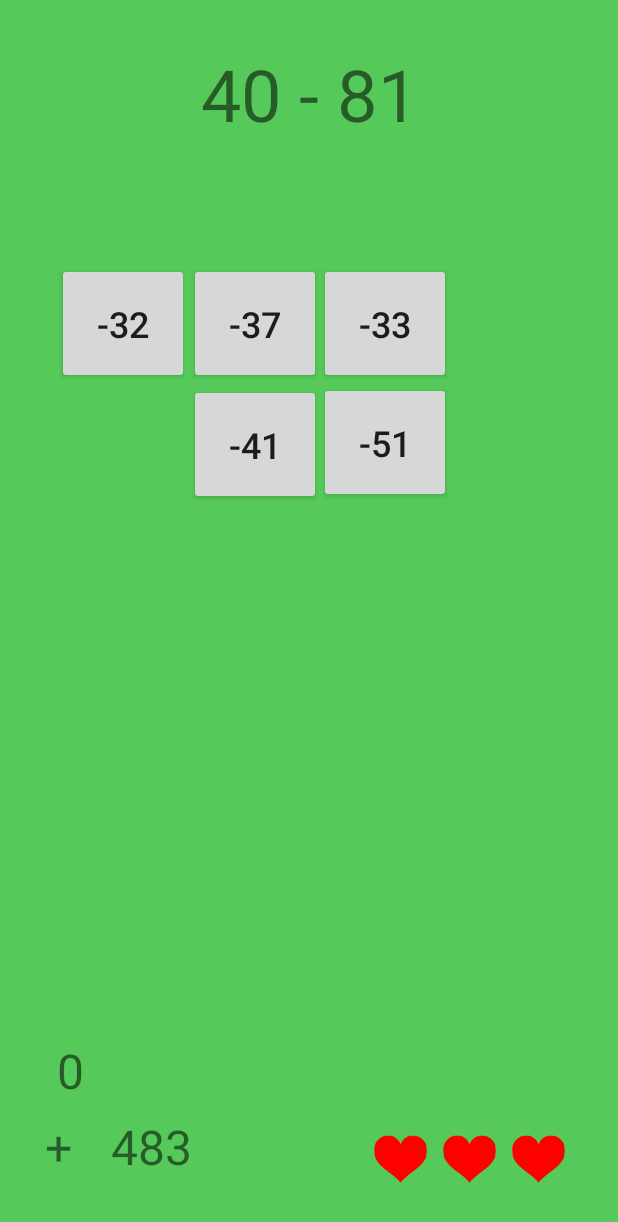
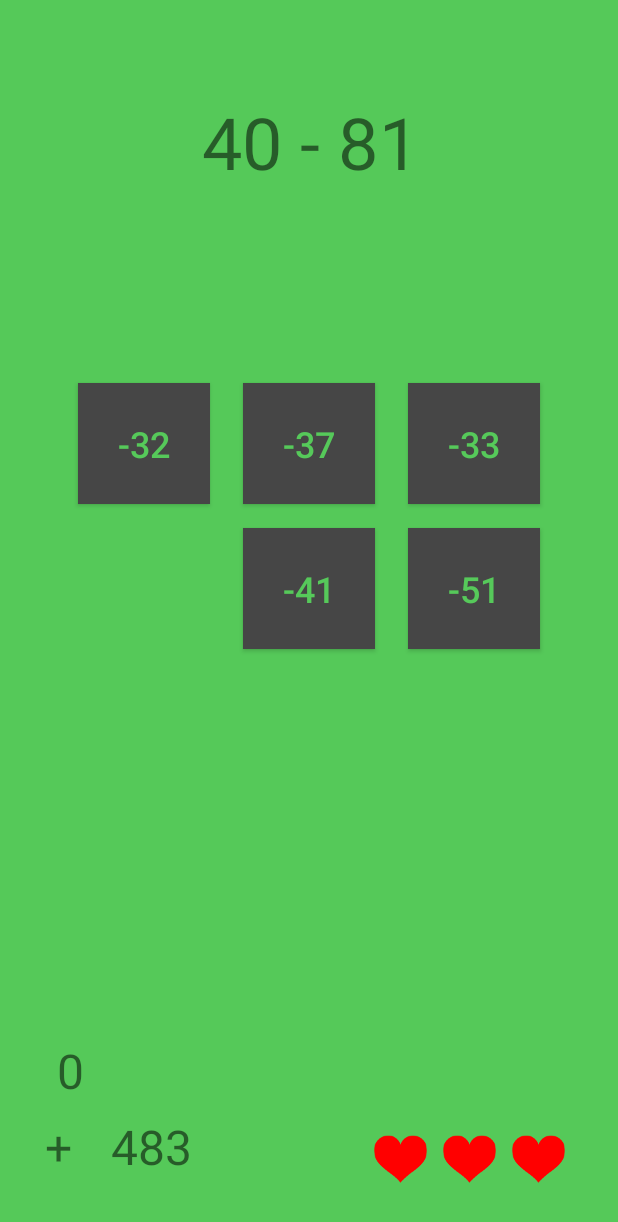
Before and after one commit to JeremyBowyer/MathTap, an Android app: the screen it shows after launch (MainActivity), on a phone screen of 412 x 824 dp. Shown: the top 1222 px of the screen. Run offline under Robolectric (Android 15) with nearby library versions, the phone set to English and light mode, and no system bars; our stand-ins replace ButterKnife.

Commit message:
Cleaned up layout and added custom color ripple effect to buttons.

```diff
--- /dev/null
+++ b/app/src/main/res/drawable-hdpi/ripple.xml
@@ -0,0 +1,14 @@
+<?xml version="1.0" encoding="utf-8"?>
+<ripple xmlns:android="http://schemas.android.com/apk/res/android"
+        xmlns:tools="http://schemas.android.com/tools"
+        android:color="@color/colorLightCharcoal"
+        tools:targetApi="lollipop">
+    <item android:id="@android:id/mask">
+        <shape android:shape="rectangle">
+            <solid android:color="@color/colorCharcoal" />
+        </shape>
+    </item>
+    <item
+        android:id="@android:id/background"
+        android:drawable="@color/colorCharcoal" />
+</ripple>
--- /dev/null
+++ b/app/src/main/res/drawable-mdpi/ripple.xml
@@ -0,0 +1,14 @@
+<?xml version="1.0" encoding="utf-8"?>
+<ripple xmlns:android="http://schemas.android.com/apk/res/android"
+        xmlns:tools="http://schemas.android.com/tools"
+        android:color="@color/colorLightCharcoal"
+        tools:targetApi="lollipop">
+    <item android:id="@android:id/mask">
+        <shape android:shape="rectangle">
+            <solid android:color="@color/colorCharcoal" />
+        </shape>
+    </item>
+    <item
+        android:id="@android:id/background"
+        android:drawable="@color/colorCharcoal" />
+</ripple>
--- /dev/null
+++ b/app/src/main/res/drawable-xhdpi/ripple.xml
@@ -0,0 +1,14 @@
+<?xml version="1.0" encoding="utf-8"?>
+<ripple xmlns:android="http://schemas.android.com/apk/res/android"
+        xmlns:tools="http://schemas.android.com/tools"
+        android:color="@color/colorLightCharcoal"
+        tools:targetApi="lollipop">
+    <item android:id="@android:id/mask">
+        <shape android:shape="rectangle">
+            <solid android:color="@color/colorCharcoal" />
+        </shape>
+    </item>
+    <item
+        android:id="@android:id/background"
+        android:drawable="@color/colorCharcoal" />
+</ripple>
--- /dev/null
+++ b/app/src/main/res/drawable-xxhdpi/ripple.xml
@@ -0,0 +1,14 @@
+<?xml version="1.0" encoding="utf-8"?>
+<ripple xmlns:android="http://schemas.android.com/apk/res/android"
+        xmlns:tools="http://schemas.android.com/tools"
+        android:color="@color/colorLightCharcoal"
+        tools:targetApi="lollipop">
+    <item android:id="@android:id/mask">
+        <shape android:shape="rectangle">
+            <solid android:color="@color/colorCharcoal" />
+        </shape>
+    </item>
+    <item
+        android:id="@android:id/background"
+        android:drawable="@color/colorCharcoal" />
+</ripple>
--- a/app/src/main/res/layout/activity_main.xml
+++ b/app/src/main/res/layout/activity_main.xml
@@ -14,8 +14,9 @@
         android:layout_height="wrap_content"
         android:layout_marginLeft="0dp"
         android:layout_marginRight="0dp"
-        android:layout_marginTop="0dp"
+        android:layout_marginTop="32dp"
         android:textSize="48sp"
+        app:layout_constraintHorizontal_bias="0.505"
         app:layout_constraintLeft_toLeftOf="parent"
         app:layout_constraintRight_toRightOf="parent"
         app:layout_constraintTop_toTopOf="parent"
@@ -28,26 +29,33 @@
         android:id="@+id/answer1"
         android:layout_width="wrap_content"
         android:layout_height="wrap_content"
-        android:layout_marginTop="0dp"
+        android:layout_marginLeft="0dp"
+        android:layout_marginRight="0dp"
+        android:layout_marginTop="32dp"
+        android:background="@drawable/ripple"
         android:padding="24dp"
+        android:textColor="#56c95a"
         android:textSize="24sp"
+        app:layout_constraintLeft_toLeftOf="parent"
+        app:layout_constraintRight_toLeftOf="@+id/answer2"
         app:layout_constraintTop_toBottomOf="@+id/equationView"
         tools:layout_constraintBottom_creator="1"
         tools:layout_constraintLeft_creator="1"
         tools:layout_constraintTop_creator="1"
-        tools:text="999"
-        android:layout_marginLeft="8dp"
-        app:layout_constraintLeft_toLeftOf="parent"/>
+        tools:text="999"/>
 
     <Button
         android:id="@+id/answer2"
         android:layout_width="wrap_content"
         android:layout_height="wrap_content"
         android:layout_marginLeft="0dp"
-        android:layout_marginTop="0dp"
+        android:layout_marginTop="32dp"
+        android:background="@drawable/ripple"
         android:padding="24dp"
+        android:textColor="#56c95a"
         android:textSize="24sp"
         app:layout_constraintLeft_toRightOf="@+id/answer1"
+        app:layout_constraintRight_toLeftOf="@+id/answer3"
         app:layout_constraintTop_toBottomOf="@+id/equationView"
         tools:layout_constraintLeft_creator="1"
         tools:layout_constraintRight_creator="1"
@@ -58,93 +66,108 @@
         android:id="@+id/answer3"
         android:layout_width="wrap_content"
         android:layout_height="wrap_content"
-        android:layout_marginLeft="-1dp"
-        android:layout_marginTop="0dp"
+        android:layout_marginLeft="0dp"
+        android:layout_marginRight="0dp"
+        android:layout_marginTop="32dp"
+        android:background="@drawable/ripple"
         android:padding="24dp"
+        android:textColor="#56c95a"
         android:textSize="24sp"
+        app:layout_constraintHorizontal_bias="0.0"
         app:layout_constraintLeft_toRightOf="@+id/answer2"
+        app:layout_constraintRight_toRightOf="parent"
         app:layout_constraintTop_toBottomOf="@+id/equationView"
         tools:layout_constraintLeft_creator="1"
         tools:layout_constraintRight_creator="1"
         tools:layout_constraintTop_creator="1"
-        tools:text="999"
-        android:layout_marginRight="8dp"
-        app:layout_constraintRight_toRightOf="parent"
-        app:layout_constraintHorizontal_bias="0.0"/>
+        tools:text="999"/>
 
     <Button
         android:id="@+id/answer4"
         android:layout_width="wrap_content"
         android:layout_height="wrap_content"
-        android:layout_marginTop="0dp"
+        android:layout_marginLeft="0dp"
+        android:layout_marginTop="16dp"
+        android:background="@drawable/ripple"
         android:padding="24dp"
+        android:textColor="#56c95a"
         android:textSize="24sp"
+        app:layout_constraintLeft_toLeftOf="parent"
+        app:layout_constraintRight_toLeftOf="@+id/answer5"
         app:layout_constraintTop_toBottomOf="@+id/answer1"
         tools:layout_constraintLeft_creator="1"
         tools:layout_constraintRight_creator="1"
         tools:layout_constraintTop_creator="1"
-        tools:text="999"
-        android:layout_marginLeft="8dp"
-        app:layout_constraintLeft_toLeftOf="parent"/>
+        tools:text="999"/>
 
     <Button
         android:id="@+id/answer5"
         android:layout_width="wrap_content"
         android:layout_height="wrap_content"
         android:layout_marginLeft="0dp"
-        android:layout_marginTop="0dp"
+        android:layout_marginTop="16dp"
+        android:background="@drawable/ripple"
         android:padding="24dp"
+        android:textColor="#56c95a"
         android:textSize="24sp"
         app:layout_constraintLeft_toRightOf="@+id/answer4"
+        app:layout_constraintRight_toLeftOf="@+id/answer6"
         app:layout_constraintTop_toBottomOf="@+id/answer2"
         tools:layout_constraintLeft_creator="1"
         tools:layout_constraintRight_creator="1"
         tools:layout_constraintTop_creator="1"
-        tools:text="999"
-        />
+        tools:text="999"/>
 
     <Button
         android:id="@+id/answer6"
         android:layout_width="wrap_content"
         android:layout_height="wrap_content"
-        android:layout_marginLeft="-1dp"
-        android:layout_marginTop="0dp"
+        android:layout_marginLeft="0dp"
+        android:layout_marginRight="0dp"
+        android:layout_marginTop="16dp"
+        android:background="@drawable/ripple"
         android:padding="24dp"
+        android:textColor="#56c95a"
         android:textSize="24sp"
+        app:layout_constraintHorizontal_bias="0.0"
         app:layout_constraintLeft_toRightOf="@+id/answer5"
+        app:layout_constraintRight_toRightOf="parent"
         app:layout_constraintTop_toBottomOf="@+id/answer3"
         tools:layout_constraintLeft_creator="1"
         tools:layout_constraintRight_creator="1"
         tools:layout_constraintTop_creator="1"
-        tools:text="999"
-        android:layout_marginRight="8dp"
-        app:layout_constraintRight_toRightOf="parent"
-        app:layout_constraintHorizontal_bias="0.0"/>
+        tools:text="999"/>
 
     <Button
         android:id="@+id/answer7"
         android:layout_width="wrap_content"
         android:layout_height="wrap_content"
-        android:layout_marginTop="-1dp"
+        android:layout_marginLeft="0dp"
+        android:layout_marginTop="16dp"
+        android:background="@drawable/ripple"
         android:padding="24dp"
+        android:textColor="#56c95a"
         android:textSize="24sp"
+        app:layout_constraintLeft_toLeftOf="parent"
+        app:layout_constraintRight_toLeftOf="@+id/answer8"
         app:layout_constraintTop_toBottomOf="@+id/answer4"
         tools:layout_constraintLeft_creator="1"
         tools:layout_constraintRight_creator="1"
         tools:layout_constraintTop_creator="1"
-        tools:text="999"
-        android:layout_marginLeft="8dp"
-        app:layout_constraintLeft_toLeftOf="parent"/>
+        tools:text="999"/>
 
     <Button
         android:id="@+id/answer8"
         android:layout_width="wrap_content"
         android:layout_height="wrap_content"
         android:layout_marginLeft="0dp"
-        android:layout_marginTop="0dp"
+        android:layout_marginTop="16dp"
+        android:background="@drawable/ripple"
         android:padding="24dp"
+        android:textColor="#56c95a"
         android:textSize="24sp"
         app:layout_constraintLeft_toRightOf="@+id/answer7"
+        app:layout_constraintRight_toLeftOf="@+id/answer9"
         app:layout_constraintTop_toBottomOf="@+id/answer5"
         tools:layout_constraintLeft_creator="1"
         tools:layout_constraintRight_creator="1"
@@ -156,18 +179,20 @@
         android:layout_width="wrap_content"
         android:layout_height="wrap_content"
         android:layout_marginLeft="-1dp"
-        android:layout_marginTop="-1dp"
+        android:layout_marginRight="0dp"
+        android:layout_marginTop="16dp"
+        android:background="@drawable/ripple"
         android:padding="24dp"
+        android:textColor="#56c95a"
         android:textSize="24sp"
+        app:layout_constraintHorizontal_bias="0.0"
         app:layout_constraintLeft_toRightOf="@+id/answer8"
+        app:layout_constraintRight_toRightOf="parent"
         app:layout_constraintTop_toBottomOf="@+id/answer6"
         tools:layout_constraintLeft_creator="1"
         tools:layout_constraintRight_creator="1"
         tools:layout_constraintTop_creator="1"
-        tools:text="999"
-        android:layout_marginRight="8dp"
-        app:layout_constraintRight_toRightOf="parent"
-        app:layout_constraintHorizontal_bias="0.0"/>
+        tools:text="999"/>
 
 
     <TextView
@@ -175,14 +200,14 @@
         android:layout_width="0dp"
         android:layout_height="wrap_content"
         android:layout_marginBottom="7dp"
+        android:layout_marginLeft="8dp"
         android:gravity="right"
         android:text="0"
         android:textSize="32sp"
         app:layout_constraintBottom_toTopOf="@+id/bonusPointsView"
+        app:layout_constraintLeft_toLeftOf="@+id/plusView"
         tools:layout_constraintLeft_creator="1"
-        tools:layout_constraintTop_creator="1"
-        android:layout_marginLeft="8dp"
-        app:layout_constraintLeft_toLeftOf="@+id/plusView"/>
+        tools:layout_constraintTop_creator="1"/>
 
 
     <TextView
--- a/app/src/main/res/values/colors.xml
+++ b/app/src/main/res/values/colors.xml
@@ -1,6 +1,8 @@
 <?xml version="1.0" encoding="utf-8"?>
 <resources>
-    <color name="colorPrimary">#3F51B5</color>
+    <color name="colorPrimary">#3f51b5</color>
     <color name="colorPrimaryDark">#303F9F</color>
     <color name="colorAccent">#FF4081</color>
+    <color name="colorCharcoal">#464646</color>
+    <color name="colorLightCharcoal">#757575</color>
 </resources>
```
